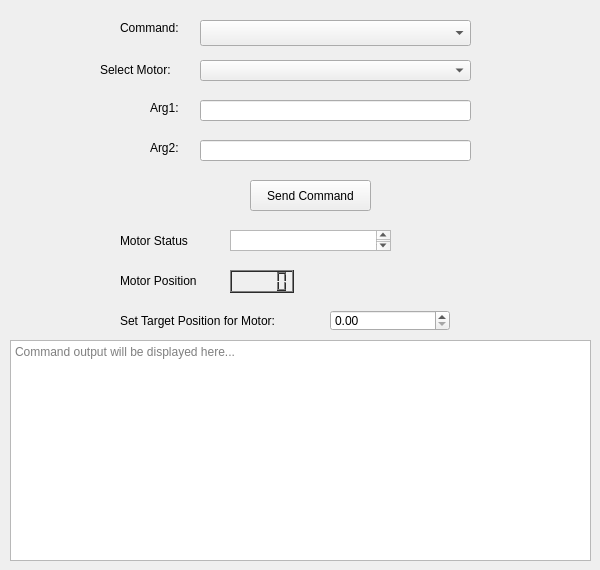
Old version of the form main_window.ui in the repository JetLuck12/University_project.
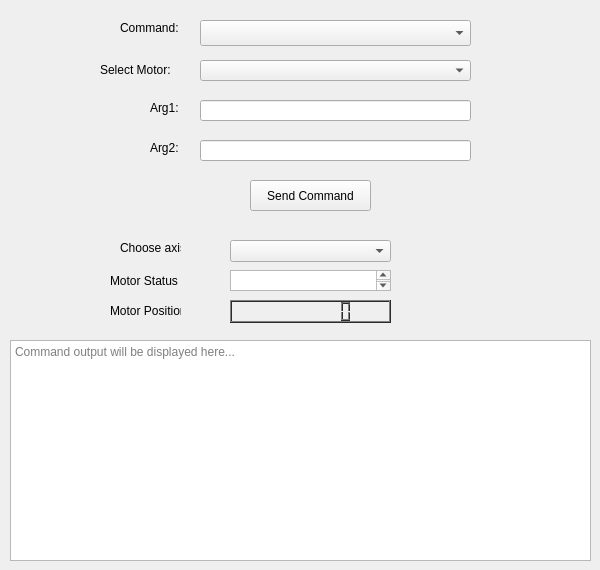
New version of the form.

```diff
--- a/main_window.ui
+++ b/main_window.ui
@@ -112,9 +112,9 @@
    <widget class="QLabel" name="label_motor_info">
     <property name="geometry">
      <rect>
-      <x>120</x>
-      <y>230</y>
-      <width>351</width>
+      <x>110</x>
+      <y>270</y>
+      <width>71</width>
       <height>21</height>
      </rect>
     </property>
@@ -122,38 +122,6 @@
      <string>Motor Status </string>
     </property>
    </widget>
-   <widget class="QLabel" name="label_target_position">
-    <property name="geometry">
-     <rect>
-      <x>120</x>
-      <y>310</y>
-      <width>351</width>
-      <height>21</height>
-     </rect>
-    </property>
-    <property name="text">
-     <string>Set Target Position for Motor:</string>
-    </property>
-   </widget>
-   <widget class="QDoubleSpinBox" name="spinbox_position">
-    <property name="geometry">
-     <rect>
-      <x>330</x>
-      <y>310</y>
-      <width>120</width>
-      <height>21</height>
-     </rect>
-    </property>
-    <property name="minimum">
-     <double>0.000000000000000</double>
-    </property>
-    <property name="maximum">
-     <double>1000.000000000000000</double>
-    </property>
-    <property name="singleStep">
-     <double>1.000000000000000</double>
-    </property>
-   </widget>
    <widget class="QTextEdit" name="text_output">
     <property name="geometry">
      <rect>
@@ -184,8 +152,8 @@
     <property name="geometry">
      <rect>
       <x>230</x>
-      <y>270</y>
-      <width>64</width>
+      <y>300</y>
+      <width>161</width>
       <height>23</height>
      </rect>
     </property>
@@ -631,13 +599,16 @@
       </disabled>
      </palette>
     </property>
+    <property name="digitCount">
+     <number>8</number>
+    </property>
    </widget>
    <widget class="QLabel" name="label_motor_info_2">
     <property name="geometry">
      <rect>
-      <x>120</x>
-      <y>270</y>
-      <width>101</width>
+      <x>110</x>
+      <y>300</y>
+      <width>71</width>
       <height>21</height>
      </rect>
     </property>
@@ -649,12 +620,35 @@
     <property name="geometry">
      <rect>
       <x>230</x>
-      <y>230</y>
+      <y>270</y>
       <width>161</width>
       <height>21</height>
      </rect>
     </property>
    </widget>
+   <widget class="QLabel" name="label">
+    <property name="geometry">
+     <rect>
+      <x>120</x>
+      <y>240</y>
+      <width>61</width>
+      <height>16</height>
+     </rect>
+    </property>
+    <property name="text">
+     <string>Choose axis</string>
+    </property>
+   </widget>
+   <widget class="QComboBox" name="combo_axis">
+    <property name="geometry">
+     <rect>
+      <x>230</x>
+      <y>240</y>
+      <width>161</width>
+      <height>22</height>
+     </rect>
+    </property>
+   </widget>
   </widget>
  </widget>
  <layoutdefault spacing="6" margin="11"/>
```
Left out of the diff: 1 changed line with no effect on the pictures.
